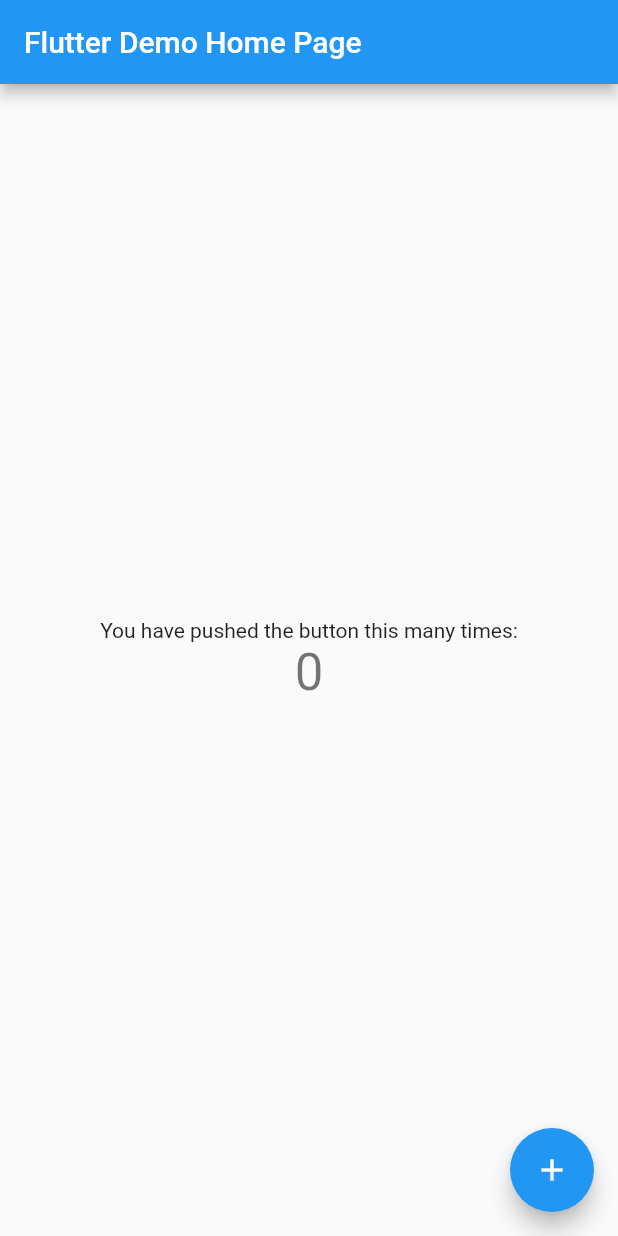
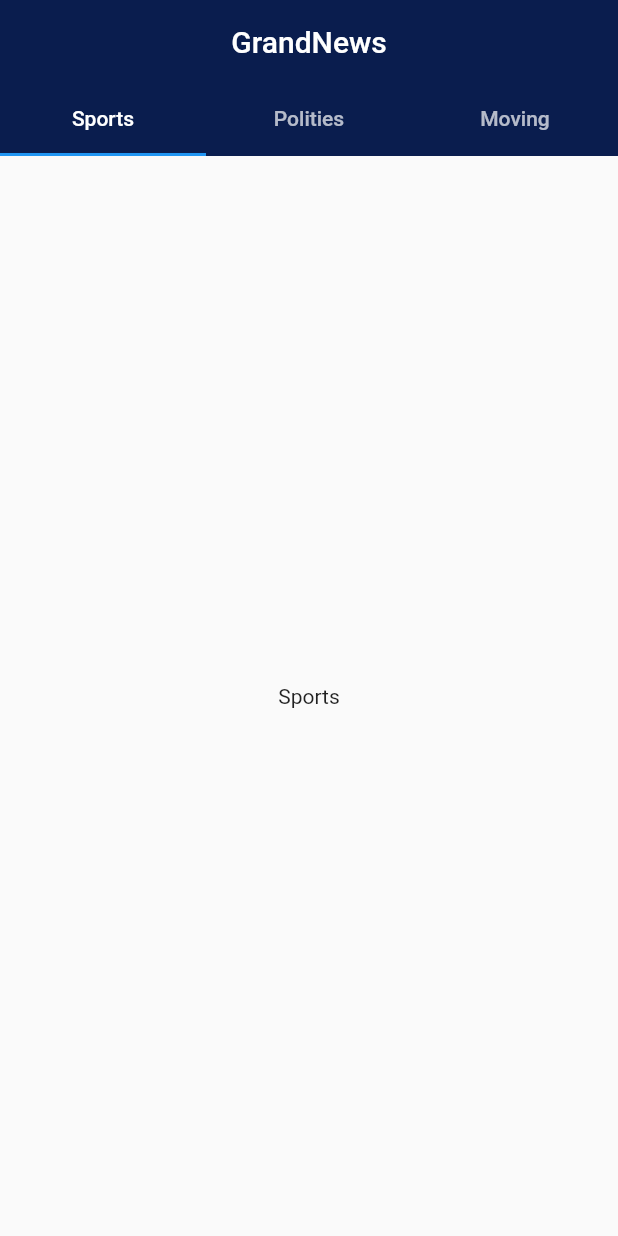
Before and after one commit to renaldysa18/news, a Flutter app: the screen it shows after launch, on a phone screen of 412 x 824 dp. Run offline on Flutter 3.47's test engine with Material 2 defaults, Android fonts, the phone set to English and light mode, and no system bars.

Commit message:
[add] tab for news

```diff
--- /dev/null
+++ b/lib/custom_colors.dart
@@ -0,0 +1,5 @@
+import 'package:flutter/cupertino.dart';
+
+class CustomColors {
+  static final baseColor = Color(0xFF0A1D4E);
+}
--- a/lib/main.dart
+++ b/lib/main.dart
@@ -1,111 +1,65 @@
 import 'package:flutter/material.dart';
+import 'package:news/custom_colors.dart';
+import 'package:news/ui/moving_news_screen.dart';
+import 'package:news/ui/polities_news_screen.dart';
+import 'package:news/ui/sports_news_screen.dart';
 
 void main() => runApp(MyApp());
 
 class MyApp extends StatelessWidget {
-  // This widget is the root of your application.
   @override
   Widget build(BuildContext context) {
     return MaterialApp(
       title: 'Flutter Demo',
       theme: ThemeData(
-        // This is the theme of your application.
-        //
-        // Try running your application with "flutter run". You'll see the
-        // application has a blue toolbar. Then, without quitting the app, try
-        // changing the primarySwatch below to Colors.green and then invoke
-        // "hot reload" (press "r" in the console where you ran "flutter run",
-        // or simply save your changes to "hot reload" in a Flutter IDE).
-        // Notice that the counter didn't reset back to zero; the application
-        // is not restarted.
         primarySwatch: Colors.blue,
       ),
-      home: MyHomePage(title: 'Flutter Demo Home Page'),
+      home: MyHomePage(),
     );
   }
 }
 
 class MyHomePage extends StatefulWidget {
-  MyHomePage({Key key, this.title}) : super(key: key);
-
-  // This widget is the home page of your application. It is stateful, meaning
-  // that it has a State object (defined below) that contains fields that affect
-  // how it looks.
-
-  // This class is the configuration for the state. It holds the values (in this
-  // case the title) provided by the parent (in this case the App widget) and
-  // used by the build method of the State. Fields in a Widget subclass are
-  // always marked "final".
-
-  final String title;
-
   @override
   _MyHomePageState createState() => _MyHomePageState();
 }
 
 class _MyHomePageState extends State<MyHomePage> {
-  int _counter = 0;
-
-  void _incrementCounter() {
-    setState(() {
-      // This call to setState tells the Flutter framework that something has
-      // changed in this State, which causes it to rerun the build method below
-      // so that the display can reflect the updated values. If we changed
-      // _counter without calling setState(), then the build method would not be
-      // called again, and so nothing would appear to happen.
-      _counter++;
-    });
-  }
 
   @override
   Widget build(BuildContext context) {
-    // This method is rerun every time setState is called, for instance as done
-    // by the _incrementCounter method above.
-    //
-    // The Flutter framework has been optimized to make rerunning build methods
-    // fast, so that you can just rebuild anything that needs updating rather
-    // than having to individually change instances of widgets.
-    return Scaffold(
-      appBar: AppBar(
-        // Here we take the value from the MyHomePage object that was created by
-        // the App.build method, and use it to set our appbar title.
-        title: Text(widget.title),
-      ),
-      body: Center(
-        // Center is a layout widget. It takes a single child and positions it
-        // in the middle of the parent.
-        child: Column(
-          // Column is also a layout widget. It takes a list of children and
-          // arranges them vertically. By default, it sizes itself to fit its
-          // children horizontally, and tries to be as tall as its parent.
-          //
-          // Invoke "debug painting" (press "p" in the console, choose the
-          // "Toggle Debug Paint" action from the Flutter Inspector in Android
-          // Studio, or the "Toggle Debug Paint" command in Visual Studio Code)
-          // to see the wireframe for each widget.
-          //
-          // Column has various properties to control how it sizes itself and
-          // how it positions its children. Here we use mainAxisAlignment to
-          // center the children vertically; the main axis here is the vertical
-          // axis because Columns are vertical (the cross axis would be
-          // horizontal).
-          mainAxisAlignment: MainAxisAlignment.center,
-          children: <Widget>[
-            Text(
-              'You have pushed the button this many times:',
+    return MaterialApp(
+      home: DefaultTabController(
+        length: 3,
+        child: Scaffold(
+          appBar: AppBar(
+            title: Center(
+              child: Text(
+                "GrandNews",
+                style: TextStyle(
+                  color: Colors.white,
+                ),
+              ),
             ),
-            Text(
-              '$_counter',
-              style: Theme.of(context).textTheme.display1,
+            elevation: 0.0,
+            backgroundColor: CustomColors.baseColor,
+            bottom: TabBar(
+              tabs: <Widget>[
+                Tab(text: "Sports",),
+                Tab(text: "Polities",),
+                Tab(text: "Moving",),
+              ],
             ),
-          ],
+          ),
+          body: TabBarView(
+            children: <Widget>[
+              SportsNewsScreen(),
+              PolitiesNewsScreen(),
+              MovingNewsScreen(),
+            ],
+          )
         ),
       ),
-      floatingActionButton: FloatingActionButton(
-        onPressed: _incrementCounter,
-        tooltip: 'Increment',
-        child: Icon(Icons.add),
-      ), // This trailing comma makes auto-formatting nicer for build methods.
     );
   }
 }
--- /dev/null
+++ b/lib/ui/sports_news_screen.dart
@@ -0,0 +1,17 @@
+import 'package:flutter/material.dart';
+
+class SportsNewsScreen extends StatefulWidget {
+  @override
+  _SportsNewsScreenState createState() => _SportsNewsScreenState();
+}
+
+class _SportsNewsScreenState extends State<SportsNewsScreen> {
+  @override
+  Widget build(BuildContext context) {
+    return Center(
+      child: Text(
+        "Sports"
+      ),
+    );
+  }
+}
```
Also changed, not shown: lib/ui/moving_news_screen.dart (added, +17 -0 lines), lib/ui/polities_news_screen.dart (added, +17 -0 lines).
